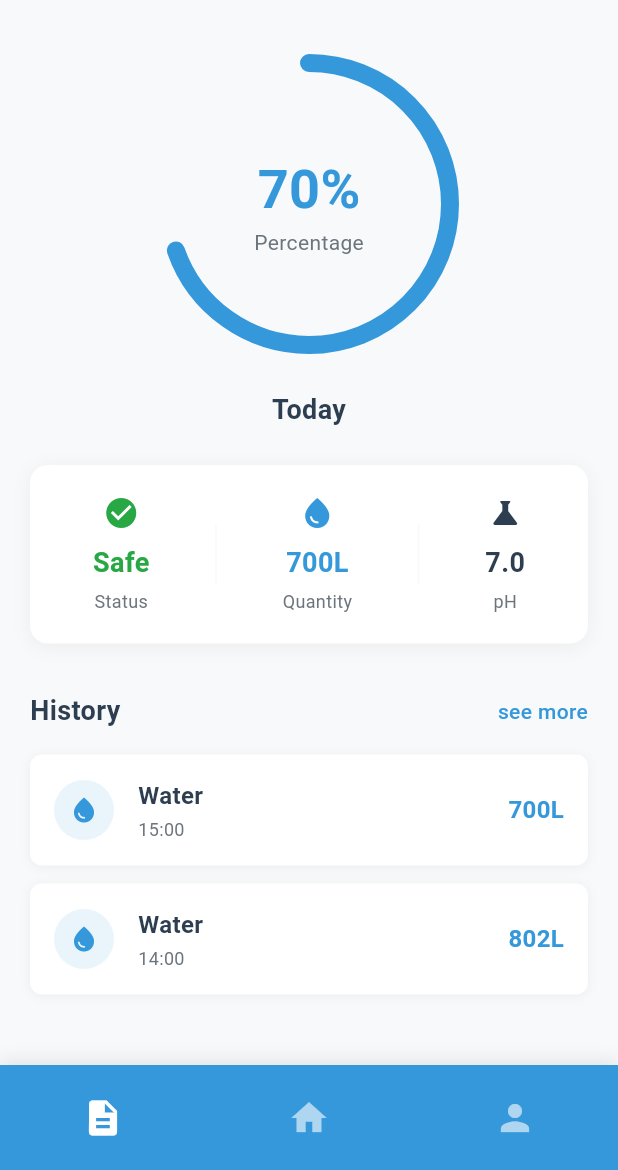
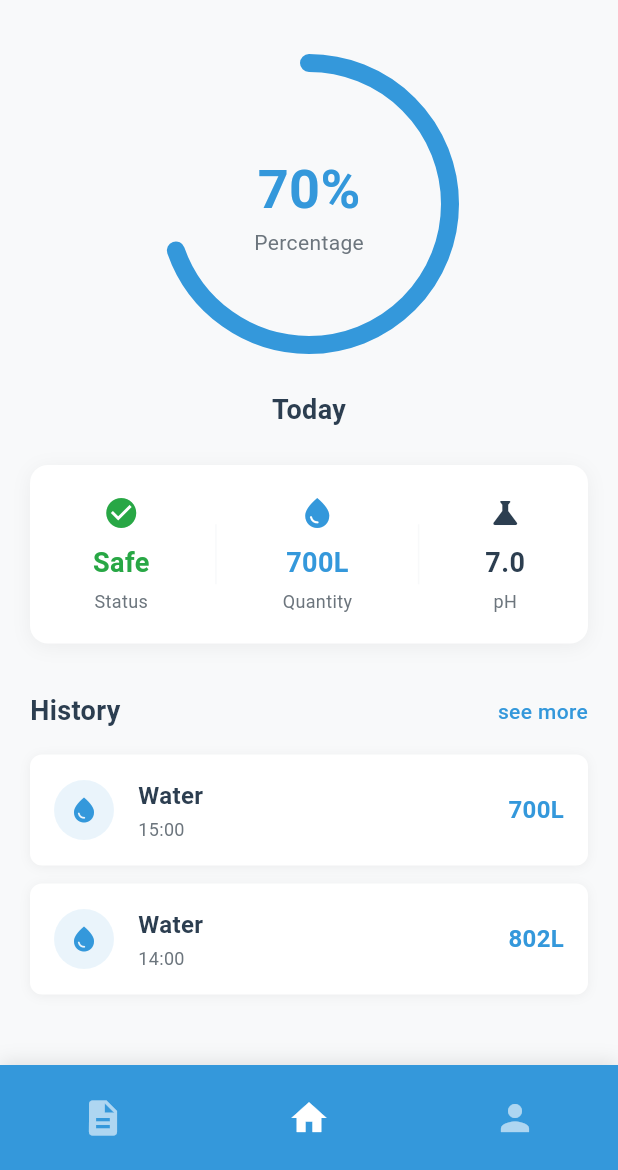
Before and after one commit to IronCoders-IOT/mobile_iot, a Flutter app: the DashboardScreen screen opened by its route, on a phone screen of 412 x 824 dp, the part 66-1236 px from its top. Run offline on Flutter 3.47's test engine with Material 3 defaults, Android fonts, the phone set to English and light mode, and no system bars; Roboto replaces fonts that are missing (System).

Commit message:
feat: update navigation items to reflect active state and implement profile navigation

```diff
--- a/lib/presentation/screens/dashboard/dashboard_screen.dart
+++ b/lib/presentation/screens/dashboard/dashboard_screen.dart
@@ -387,8 +387,8 @@ class _DashboardScreenState extends State<DashboardScreen>
       child: Row(
         mainAxisAlignment: MainAxisAlignment.spaceAround,
         children: [
-          _buildNavItem(Icons.description, 0, true), // Reports - activo
-          _buildNavItem(Icons.home, 1, false), // Home
+          _buildNavItem(Icons.description, 0, false), // Reports
+          _buildNavItem(Icons.home, 1, true), // Home - activo
           _buildNavItem(Icons.person, 2, false), // Profile
         ],
       ),
@@ -398,16 +398,17 @@ class _DashboardScreenState extends State<DashboardScreen>
   Widget _buildNavItem(IconData icon, int index, bool isActive) {
     return GestureDetector(
       onTap: () {
-        // TODO: Implementar navegación
         switch (index) {
           case 0:
-            // Navegar a Reports
+            // TODO: Navegar a Reports
+            // Navigator.pushReplacementNamed(context, '/reports');
             break;
           case 1:
             // Ya estamos en Home/Dashboard
             break;
           case 2:
             // Navegar a Profile
+            Navigator.pushReplacementNamed(context, '/profile');
             break;
         }
       },
```
